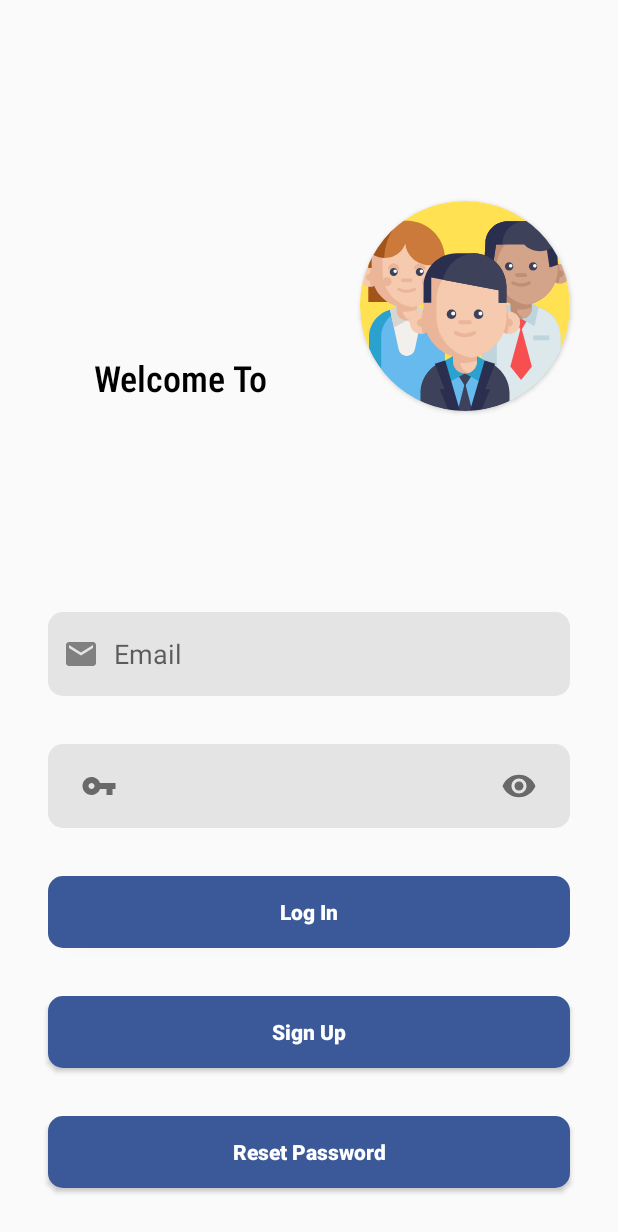
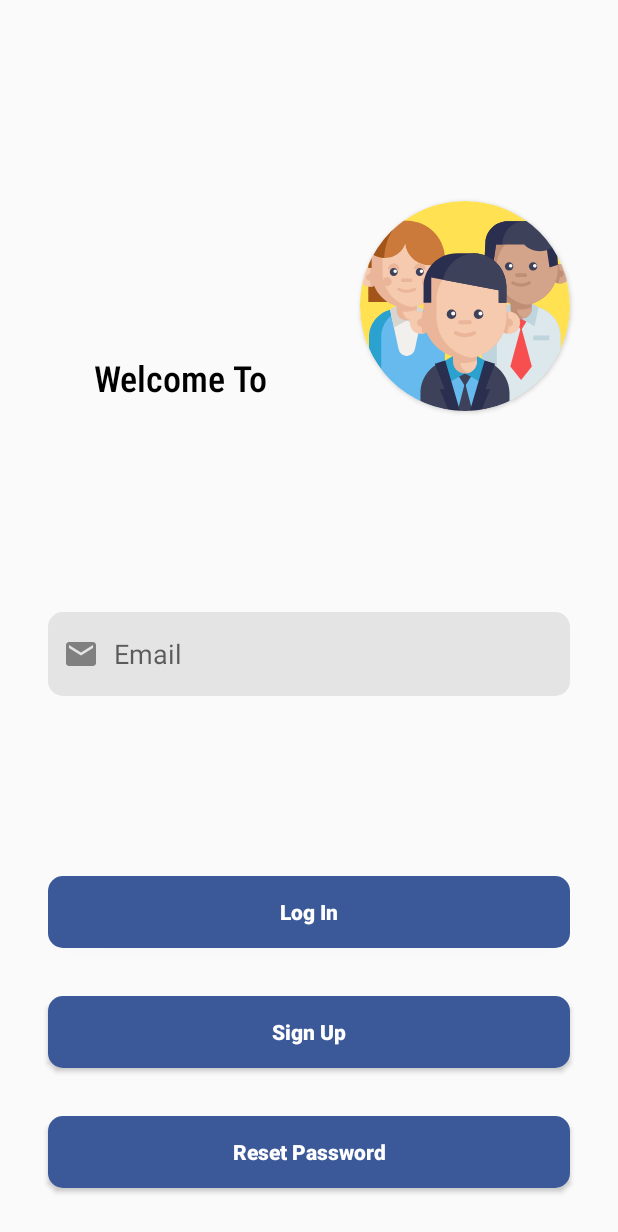
Before and after one commit to LuongTuGitHub/Message_update, an Android app: the screen it shows after launch (LoginActivity), after a tap on "Reset Password", on a phone screen of 412 x 824 dp. Shown: the top 1232 px of the screen. Run offline under Robolectric (Android 15) with nearby library versions, the phone set to English and light mode, and no system bars; our stand-ins replace Firebase (no records; nobody signed in at launch, a user with empty details on screens opened directly).

Commit message:
no van hat

```diff
--- a/app/src/main/java/application/tool/activity/message/LoginActivity.java
+++ b/app/src/main/java/application/tool/activity/message/LoginActivity.java
@@ -10,6 +10,7 @@ import android.widget.EditText;
 import android.widget.Toast;
 
 import com.google.android.material.textfield.TextInputEditText;
+import com.google.android.material.textfield.TextInputLayout;
 import com.google.firebase.auth.FirebaseAuth;
 import com.google.firebase.auth.FirebaseUser;
 import com.google.firebase.database.DatabaseReference;
@@ -23,6 +24,7 @@ public class LoginActivity extends AppCompatActivity {
     Button login, signUp, resetPassword;
     EditText email;
     TextInputEditText password;
+    TextInputLayout layout;
     FirebaseAuth auth;
     FirebaseUser user;
     DatabaseReference reference;
@@ -33,8 +35,8 @@ public class LoginActivity extends AppCompatActivity {
         setContentView(R.layout.activity_login);
         Init();
         login.setOnClickListener(v -> {
-            if (password.getVisibility() == View.INVISIBLE) {
-                password.setVisibility(View.VISIBLE);
+            if (layout.getVisibility() == View.INVISIBLE) {
+                layout.setVisibility(View.VISIBLE);
             } else {
                 if ((!email.getText().toString().isEmpty()) && (!Objects.requireNonNull(password.getText()).toString().isEmpty())) {
                     auth.signInWithEmailAndPassword(email.getText().toString(), password.getText().toString()).addOnCompleteListener(task -> {
@@ -55,8 +57,8 @@ public class LoginActivity extends AppCompatActivity {
             }
         });
         signUp.setOnClickListener(v -> {
-            if (password.getVisibility() == View.INVISIBLE) {
-                password.setVisibility(View.VISIBLE);
+            if (layout.getVisibility() == View.INVISIBLE) {
+                layout.setVisibility(View.VISIBLE);
             } else {
                 if ((!email.getText().toString().isEmpty()) && (!Objects.requireNonNull(password.getText()).toString().isEmpty())) {
                     auth.createUserWithEmailAndPassword(email.getText().toString(), password.getText().toString()).addOnCompleteListener(task -> {
@@ -71,8 +73,8 @@ public class LoginActivity extends AppCompatActivity {
             }
         });
         resetPassword.setOnClickListener(v -> {
-            if (password.getVisibility() == View.VISIBLE) {
-                password.setVisibility(View.INVISIBLE);
+            if (layout.getVisibility() == View.VISIBLE) {
+                layout.setVisibility(View.INVISIBLE);
             } else {
                 if (!email.getText().toString().isEmpty()) {
                     auth.sendPasswordResetEmail(email.getText().toString()).addOnCompleteListener(task -> {
@@ -91,6 +93,7 @@ public class LoginActivity extends AppCompatActivity {
         resetPassword = findViewById(R.id.resetPassword);
         email = findViewById(R.id.email);
         password = findViewById(R.id.password);
+        layout = findViewById(R.id.layoutPassword);
         auth = FirebaseAuth.getInstance();
         reference = FirebaseDatabase.getInstance().getReference();
     }
```
